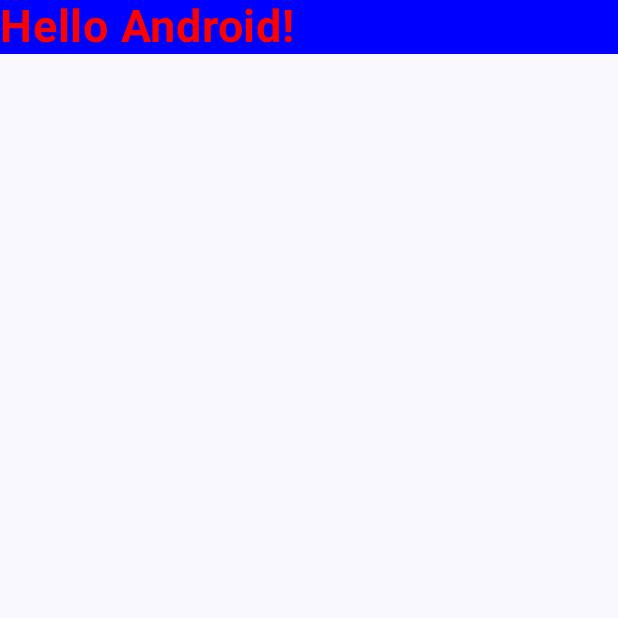
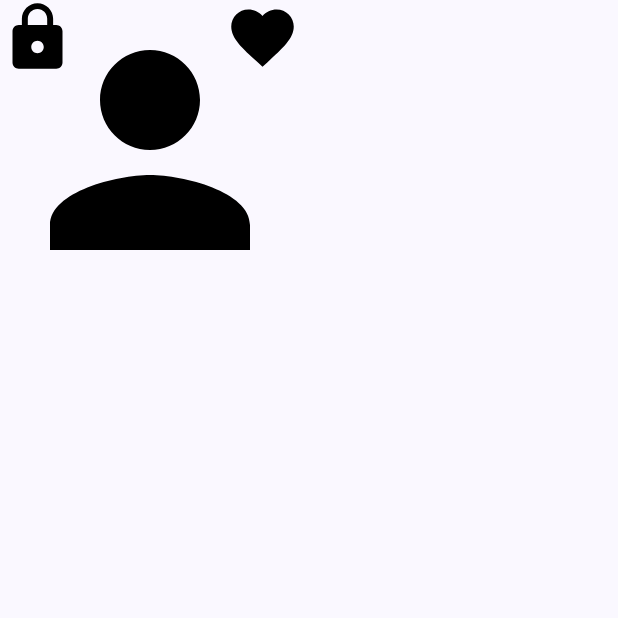
Before and after one commit to WilliamTYYA/android-miu, an Android app built with Jetpack Compose: the screen it shows after launch (MainActivity), on a phone screen of 412 x 824 dp, the top half of it. Run offline under Robolectric (Android 15) with nearby library versions, the phone set to English and light mode, and no system bars.

Commit message:
evening session

```diff
--- /dev/null
+++ b/app/src/main/java/com/example/myapp/BoxScreen.kt
@@ -0,0 +1,97 @@
+package com.example.myapp
+
+import androidx.compose.foundation.Image
+import androidx.compose.foundation.background
+import androidx.compose.foundation.border
+import androidx.compose.foundation.clickable
+import androidx.compose.foundation.layout.Arrangement
+import androidx.compose.foundation.layout.Box
+import androidx.compose.foundation.layout.Column
+import androidx.compose.foundation.layout.Row
+import androidx.compose.foundation.layout.fillMaxHeight
+import androidx.compose.foundation.layout.fillMaxWidth
+import androidx.compose.foundation.layout.padding
+import androidx.compose.foundation.layout.size
+import androidx.compose.foundation.shape.CircleShape
+import androidx.compose.material.icons.Icons
+import androidx.compose.material.icons.filled.Face
+import androidx.compose.material.icons.filled.Favorite
+import androidx.compose.material.icons.filled.Lock
+import androidx.compose.material.icons.filled.Person
+import androidx.compose.material3.Scaffold
+import androidx.compose.material3.Text
+import androidx.compose.runtime.Composable
+import androidx.compose.runtime.getValue
+import androidx.compose.runtime.mutableStateOf
+import androidx.compose.runtime.remember
+import androidx.compose.runtime.setValue
+import androidx.compose.ui.Alignment
+import androidx.compose.ui.Modifier
+import androidx.compose.ui.draw.clip
+import androidx.compose.ui.graphics.Color
+import androidx.compose.ui.res.painterResource
+import androidx.compose.ui.tooling.preview.Preview
+import androidx.compose.ui.unit.dp
+
+@Composable
+fun BoxScreen(modifier: Modifier = Modifier) {
+
+    Scaffold { innerPadding ->
+        Box (
+            modifier = modifier.padding(innerPadding)
+//                .fillMaxWidth()
+        ) {
+            // create 3 image objects
+            var myImage by remember { mutableStateOf(Icons.Default.Person) }
+
+            Image(
+                imageVector = Icons.Default.Lock,
+                contentDescription = "Lock Icon",
+                modifier = Modifier
+                    .size(50.dp)
+                    .align(Alignment.TopStart)
+                    .clickable(
+                        onClick = {
+                            if (myImage == Icons.Default.Person) {
+                                myImage = Icons.Default.Lock
+                            } else {
+                                myImage = Icons.Default.Person
+                            }
+                        }
+                    )
+            )
+            Image(
+                imageVector = myImage,
+                contentDescription = "Lock Icon",
+                modifier = Modifier
+                        .size(200.dp)
+                        .align(Alignment.TopCenter)
+            )
+            Image(
+                imageVector = Icons.Default.Favorite,
+                contentDescription = "Lock Icon",
+                modifier = Modifier
+                        .size(50.dp)
+                    .align(Alignment.TopEnd)
+                    .clickable(
+                        onClick = {
+                            //action
+                            if (myImage == Icons.Default.Person) {
+                                myImage = Icons.Default.Face
+                            } else {
+                                myImage = Icons.Default.Person
+                            }
+                        }
+                    )
+            )
+        }
+    }
+}
+
+@Preview(
+    showSystemUi = true
+)
+@Composable
+private fun BoxScreenPreview() {
+    BoxScreen()
+}
--- a/app/src/main/java/com/example/myapp/MainActivity.kt
+++ b/app/src/main/java/com/example/myapp/MainActivity.kt
@@ -26,62 +26,8 @@ class MainActivity : ComponentActivity() {
         enableEdgeToEdge()
         setContent {
             MyAppTheme {
-                Scaffold(modifier = Modifier.fillMaxSize()) { innerPadding ->
-                    Greeting(
-                        name = "Android",
-                        modifier = Modifier.padding(innerPadding)
-                    )
-                }
+                BoxScreen()
             }
         }
     }
 }
-
-@Composable
-fun Greeting(name: String, modifier: Modifier = Modifier) {
-    Text(
-        text = "Hello $name!",
-        modifier = modifier.background(
-                    color = Color.Blue
-                )
-                .fillMaxWidth(),
-        textAlign = TextAlign.Left,
-        color = Color.Red,
-        fontSize = 30.sp,
-        fontWeight = FontWeight.Bold
-    )
-}
-
-@Preview(
-    showBackground = true,
-    showSystemUi = true,
-    uiMode = Configuration.UI_MODE_NIGHT_YES
-)
-@Composable
-fun GreetingDarkThemePreview() {
-    MyAppTheme {
-        Scaffold(modifier = Modifier.fillMaxSize()) { innerPadding ->
-            Greeting(
-                name = "Android",
-                modifier = Modifier.padding(innerPadding)
-            )
-        }
-    }
-}
-
-@Preview(
-    showBackground = true,
-    showSystemUi = true,
-//    uiMode = Configuration.UI_MODE_NIGHT_YES
-)
-@Composable
-fun GreetingLightThemePreview() {
-    MyAppTheme {
-        Scaffold(modifier = Modifier.fillMaxSize()) { innerPadding ->
-            Greeting(
-                name = "Android",
-                modifier = Modifier.padding(innerPadding)
-            )
-        }
-    }
-}
```
Also changed, not shown: app/src/main/java/com/example/myapp/ColumnScreen.kt (added, +59 -0 lines), app/src/main/java/com/example/myapp/RowScreen.kt (added, +56 -0 lines), app/src/main/res/drawable/miu.jpg (added).
